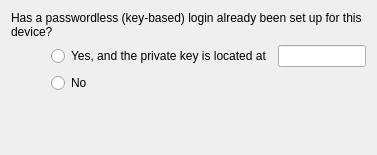
Above: src/plugins/qt4projectmanager/qt-maemo/maemodeviceconfigwizardpreviouskeysetupcheckpage.ui from qt-creator/qt-creator before the change. Below: the same form after it.
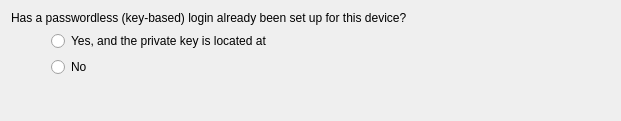
That is the form after the change. Custom widgets are drawn as their Qt base class.

Commit message: Maemo: Replace line edits with path choosers in device config wizard.

The edit to the form file:
```diff
--- a/src/plugins/qt4projectmanager/qt-maemo/maemodeviceconfigwizardpreviouskeysetupcheckpage.ui
+++ b/src/plugins/qt4projectmanager/qt-maemo/maemodeviceconfigwizardpreviouskeysetupcheckpage.ui
@@ -6,8 +6,8 @@
    <rect>
     <x>0</x>
     <y>0</y>
-    <width>377</width>
-    <height>155</height>
+    <width>621</width>
+    <height>121</height>
    </rect>
   </property>
   <property name="windowTitle">
@@ -54,7 +54,7 @@
           </widget>
          </item>
          <item>
-          <widget class="QLineEdit" name="privateKeyFilePathLineEdit"/>
+          <widget class="Utils::PathChooser" name="privateKeyFilePathChooser"/>
          </item>
         </layout>
        </item>
@@ -84,6 +84,13 @@
    </item>
   </layout>
  </widget>
+ <customwidgets>
+  <customwidget>
+   <class>Utils::PathChooser</class>
+   <extends>QWidget</extends>
+   <header location="global">utils/pathchooser.h</header>
+  </customwidget>
+ </customwidgets>
  <resources/>
  <connections/>
 </ui>
```
The commit also changes 3 other files.
